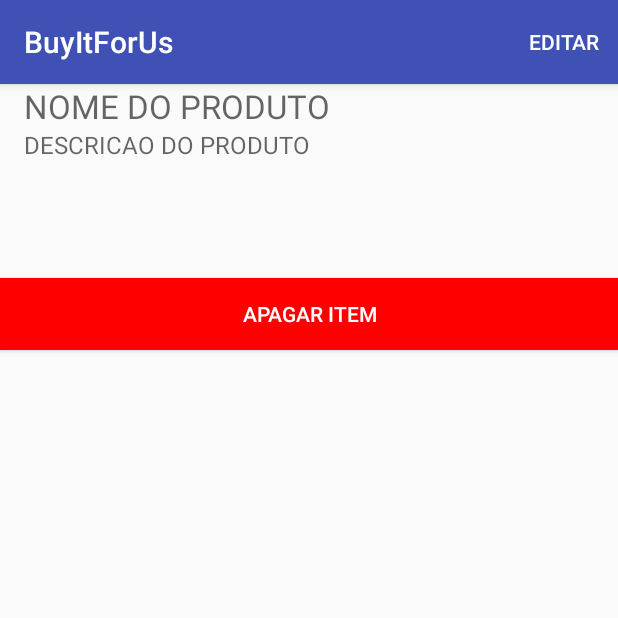
After one commit to MelhorDevDoBrasil/CompraPraGente, an Android app: the DetalhesActivity screen opened directly, with no data from a screen before it, on a phone screen of 412 x 824 dp, the top half of it. The commit adds this screen. Run offline under Robolectric (Android 15) with nearby library versions, the phone set to English and light mode, and no system bars.

Commit message:
Função, detalhes, remover, editar e lista funcionando na interface

```diff
--- /dev/null
+++ b/app/src/main/java/com/example/kewen/buyitforus/DetalhesActivity.java
@@ -0,0 +1,68 @@
+package com.example.kewen.buyitforus;
+
+import android.content.Intent;
+import android.support.v7.app.AppCompatActivity;
+import android.os.Bundle;
+import android.view.Menu;
+import android.view.MenuInflater;
+import android.view.MenuItem;
+import android.view.View;
+import android.widget.Button;
+import android.widget.Toast;
+
+import com.example.kewen.buyitforus.modelo.Produto;
+
+public class DetalhesActivity extends AppCompatActivity {
+
+
+    private Produto produto;
+
+    @Override
+    protected void onCreate(Bundle savedInstanceState) {
+        super.onCreate(savedInstanceState);
+        setContentView(R.layout.activity_detalhes);
+
+        DetalhesHelper detalhesHelper= new DetalhesHelper(this);
+
+        Intent intent = getIntent();
+        produto = (Produto) intent.getSerializableExtra("produto");
+
+        if(produto != null){
+            detalhesHelper.preencheDetalhes(produto);
+        }
+
+        Button buttonApagar = (Button) findViewById(R.id.detalhes_button_apagar_produto);
+        buttonApagar.setOnClickListener(new View.OnClickListener() {
+            @Override
+            public void onClick(View view) {
+
+                Toast.makeText(DetalhesActivity.this, "Apagando o produto " + produto.getNome() + " da lista", Toast.LENGTH_SHORT).show();
+
+            }
+        });
+
+    }
+
+    @Override
+    public boolean onCreateOptionsMenu(Menu menu) {
+        MenuInflater menuInflater = getMenuInflater();
+        menuInflater.inflate(R.menu.menu_detalhes, menu);
+        return super.onCreateOptionsMenu(menu);
+    }
+
+    @Override
+    public boolean onOptionsItemSelected(MenuItem item) {
+        switch (item.getItemId()){
+            case R.id.menu_detalhes_editar :
+                Intent vaiparaAlterarProduto = new Intent(DetalhesActivity.this, AlterarProdutoActivity.class);
+                vaiparaAlterarProduto.putExtra("produto", produto);
+                startActivity(vaiparaAlterarProduto);
+                finish();
+
+                break;
+
+
+        }
+        return super.onOptionsItemSelected(item);
+    }
+}
--- /dev/null
+++ b/app/src/main/java/com/example/kewen/buyitforus/DetalhesHelper.java
@@ -0,0 +1,29 @@
+package com.example.kewen.buyitforus;
+
+import android.widget.EditText;
+import android.widget.TextView;
+
+import com.example.kewen.buyitforus.modelo.Produto;
+
+/**
+ * Created by kewen on 10/02/18.
+ */
+
+class DetalhesHelper {
+
+    private final TextView textNomeProduto;
+    private final TextView textDescricaoProduto;
+
+
+
+    public DetalhesHelper(DetalhesActivity activity) {
+        textNomeProduto = (TextView) activity.findViewById(R.id.detalhes_nome_produto);
+        textDescricaoProduto = (TextView) activity.findViewById(R.id.detalhes_descricao_produto);
+    }
+
+    public void preencheDetalhes(Produto produto) {
+        textNomeProduto.setText(produto.getNome());
+        textDescricaoProduto.setText(produto.getDescricao());
+
+    }
+}
--- a/app/src/main/java/com/example/kewen/buyitforus/modelo/Produto.java
+++ b/app/src/main/java/com/example/kewen/buyitforus/modelo/Produto.java
@@ -1,10 +1,12 @@
 package com.example.kewen.buyitforus.modelo;
+
+import java.io.Serializable;
 
 /**
  * Created by kewen on 10/02/18.
  */
 
-public class Produto {
+public class Produto implements Serializable{
     private long id;
     private String nome;
     private String descricao;
--- a/app/src/main/res/layout/activity_add_produto.xml
+++ b/app/src/main/res/layout/activity_alterar_produto.xml
@@ -5,11 +5,11 @@
         android:layout_width="match_parent"
         android:layout_height="match_parent"
         android:orientation="vertical"
-        tools:context="com.example.kewen.buyitforus.AddProdutoActivity">
+        tools:context="com.example.kewen.buyitforus.AlterarProdutoActivity">
 
 
         <EditText
-            android:id="@+id/add_produto_nome_produto"
+            android:id="@+id/alterar_produto_nome_produto"
             android:layout_width="match_parent"
             android:layout_marginRight="16dp"
             android:layout_marginLeft="16dp"
@@ -17,7 +17,7 @@
             android:hint="Digite o nome do produto"/>
 
         <EditText
-            android:id="@+id/add_produto_descricao"
+            android:id="@+id/alterar_produto_descricao"
             android:layout_width="match_parent"
             android:layout_height="wrap_content"
             android:inputType="textMultiLine"
--- /dev/null
+++ b/app/src/main/res/layout/activity_detalhes.xml
@@ -0,0 +1,42 @@
+<?xml version="1.0" encoding="utf-8"?>
+<LinearLayout
+    xmlns:android="http://schemas.android.com/apk/res/android"
+    xmlns:tools="http://schemas.android.com/tools"
+    android:layout_width="match_parent"
+    android:layout_height="match_parent"
+    android:orientation="vertical"
+    tools:context="com.example.kewen.buyitforus.AlterarProdutoActivity">
+
+
+    <TextView
+        android:id="@+id/detalhes_nome_produto"
+        android:layout_width="match_parent"
+        android:layout_marginRight="16dp"
+        android:layout_marginLeft="16dp"
+        android:layout_height="wrap_content"
+        android:textSize="22sp"
+        android:hint="NOME DO PRODUTO"/>
+
+    <TextView
+        android:id="@+id/detalhes_descricao_produto"
+        android:layout_width="match_parent"
+        android:layout_height="wrap_content"
+        android:minHeight="100dp"
+        android:layout_marginRight="16dp"
+        android:layout_marginLeft="16dp"
+        android:maxLines="10"
+        android:textSize="16sp"
+        android:scrollbars="vertical"
+        android:hint="DESCRICAO DO PRODUTO"/>
+
+    <Button
+        android:id="@+id/detalhes_button_apagar_produto"
+        android:layout_width="match_parent"
+        android:layout_height="wrap_content"
+        android:textColor="#FFFFFF"
+        android:background="#FF0000"
+
+        android:text="Apagar Item"/>
+
+
+</LinearLayout>
--- a/app/src/main/res/menu/menu_add_produto.xml
+++ b/app/src/main/res/menu/menu_alterar_produto.xml
@@ -2,12 +2,12 @@
 <menu xmlns:android="http://schemas.android.com/apk/res/android"
     xmlns:app="http://schemas.android.com/apk/res-auto">
 
-    <item android:id="@+id/menu_add_produto_cancelar"
+    <item android:id="@+id/menu_alterar_produto_cancelar"
         android:title="CANCELAR"
         app:showAsAction="always"
         ></item>
 
-    <item android:id="@+id/menu_add_produto_ok"
+    <item android:id="@+id/menu_alterar_produto_ok"
         android:title="SALVAR"
         app:showAsAction="always"
         ></item>
--- /dev/null
+++ b/app/src/main/res/menu/menu_detalhes.xml
@@ -0,0 +1,9 @@
+<?xml version="1.0" encoding="utf-8"?>
+<menu xmlns:android="http://schemas.android.com/apk/res/android"
+    xmlns:app="http://schemas.android.com/apk/res-auto">
+    <item android:id="@+id/menu_detalhes_editar"
+        android:title="editar"
+        app:showAsAction="always"
+        ></item>
+
+</menu>
```
Also changed, not shown: app/src/main/AndroidManifest.xml (+8 -5 lines), app/src/main/java/com/example/kewen/buyitforus/AddProdutoHelper.java (deleted, +0 -32 lines), app/src/main/java/com/example/kewen/buyitforus/AlterarProdutoActivity.java (renamed from app/src/main/java/com/example/kewen/buyitforus/AddProdutoActivity.java, +19 -13 lines), app/src/main/java/com/example/kewen/buyitforus/AlterarProdutoHelper.java (added, +42 -0 lines), app/src/main/java/com/example/kewen/buyitforus/ListaActivity.java (+27 -3 lines).
